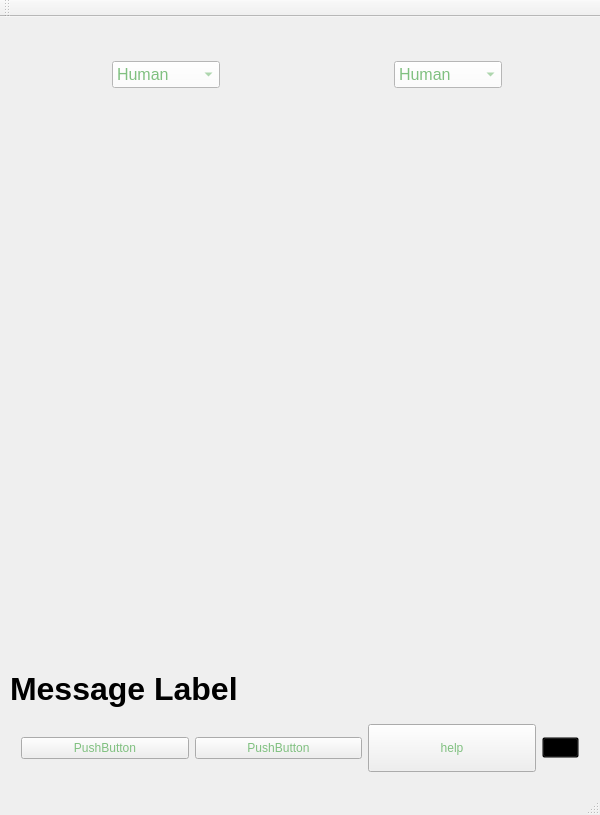
Qt form QtMate/QtMate/MainWindow.ui (vivisuke/QtMate) before a commit.
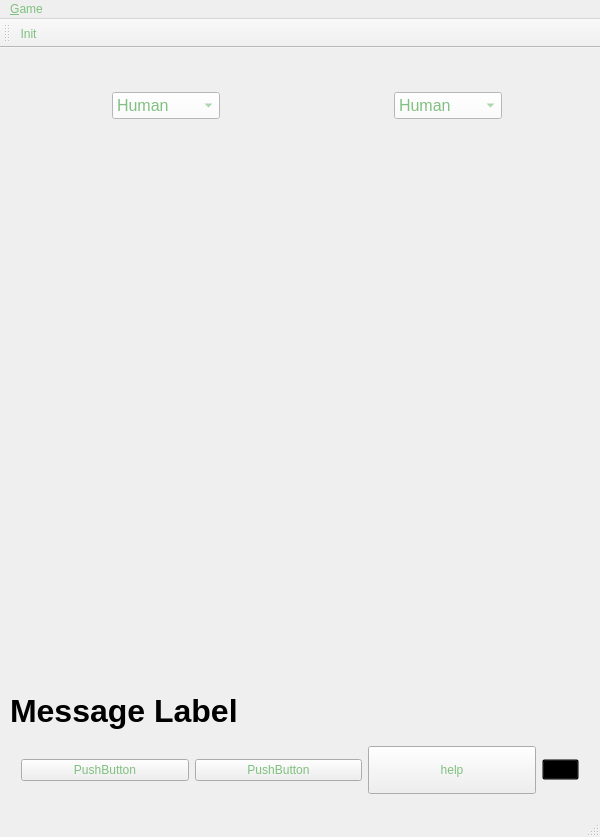
The same form after that commit. Icons and pictures are not drawn. Custom widgets are drawn as their Qt base class.

Patch:
```diff
--- a/QtMate/QtMate/MainWindow.ui
+++ b/QtMate/QtMate/MainWindow.ui
@@ -7,7 +7,7 @@
     <x>0</x>
     <y>0</y>
     <width>600</width>
-    <height>815</height>
+    <height>837</height>
    </rect>
   </property>
   <property name="windowTitle">
@@ -343,6 +343,13 @@
      <height>33</height>
     </rect>
    </property>
+   <widget class="QMenu" name="menu_Game">
+    <property name="title">
+     <string>&amp;Game</string>
+    </property>
+    <addaction name="action_Init"/>
+   </widget>
+   <addaction name="menu_Game"/>
   </widget>
   <widget class="QToolBar" name="mainToolBar">
    <attribute name="toolBarArea">
@@ -351,8 +358,14 @@
    <attribute name="toolBarBreak">
     <bool>false</bool>
    </attribute>
+   <addaction name="action_Init"/>
   </widget>
   <widget class="QStatusBar" name="statusBar"/>
+  <action name="action_Init">
+   <property name="text">
+    <string>&amp;Init</string>
+   </property>
+  </action>
  </widget>
  <layoutdefault spacing="6" margin="11"/>
  <customwidgets>
```
